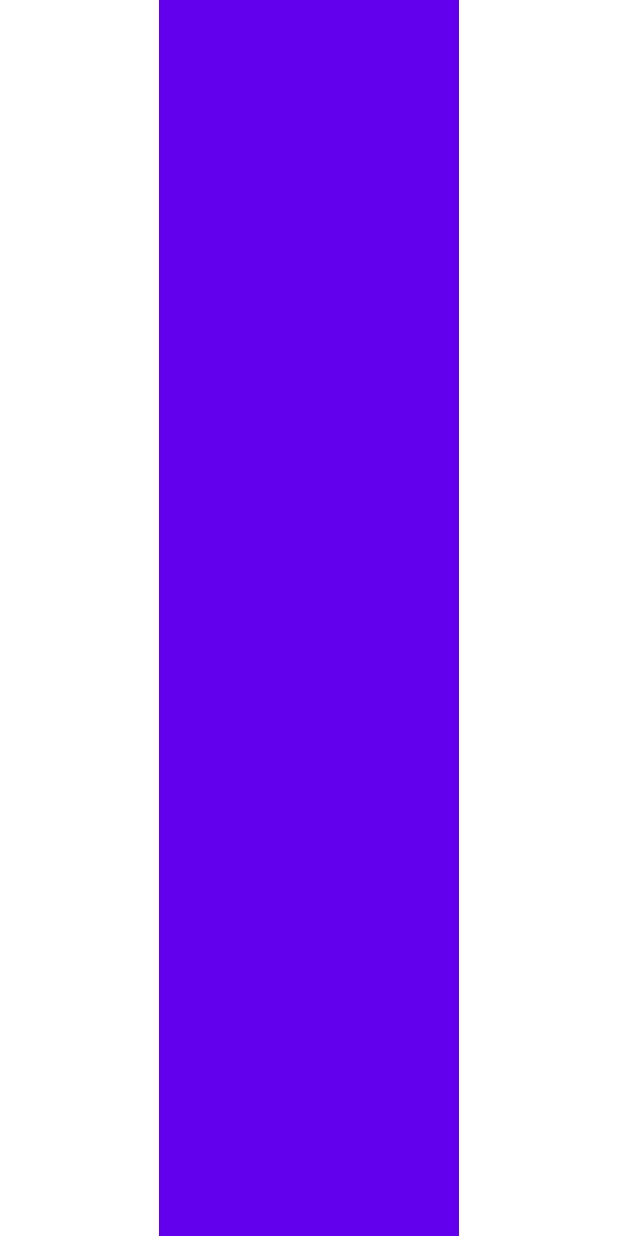
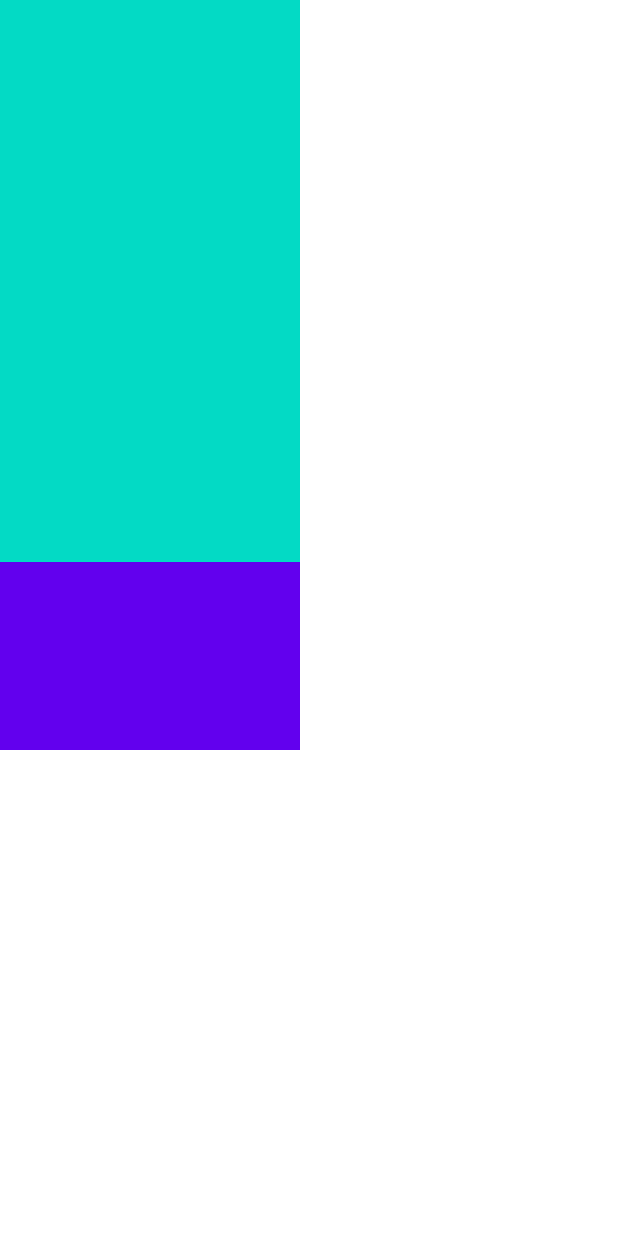
Before and after one commit to not4YU5H/SampleComposeApp, an Android app built with Jetpack Compose: the @Preview function DefaultPreview, on a phone screen of 412 x 824 dp. Run offline under Robolectric (Android 15) with nearby library versions, the phone set to English and light mode, and no system bars.

Commit message:
Implemented till Rows and Columns

```diff
--- a/app/src/main/java/com/example/samplecomposeapp/MainActivity.kt
+++ b/app/src/main/java/com/example/samplecomposeapp/MainActivity.kt
@@ -3,6 +3,7 @@ package com.example.samplecomposeapp
 import android.os.Bundle
 import androidx.activity.ComponentActivity
 import androidx.activity.compose.setContent
+import androidx.compose.foundation.background
 import androidx.compose.foundation.layout.*
 import androidx.compose.material.MaterialTheme
 import androidx.compose.material.Surface
@@ -10,6 +11,7 @@ import androidx.compose.material.Text
 import androidx.compose.runtime.Composable
 import androidx.compose.ui.Alignment
 import androidx.compose.ui.Modifier
+import androidx.compose.ui.graphics.Color
 import androidx.compose.ui.tooling.preview.Preview
 import androidx.compose.ui.unit.dp
 import com.example.samplecomposeapp.ui.theme.SampleComposeAppTheme
@@ -21,33 +23,37 @@ class MainActivity : ComponentActivity() {
         setContent {
             SampleComposeAppTheme {
                 // A surface container using the 'background' color from the theme
-                Surface(
-                    modifier = Modifier.fillMaxSize(),
-                    color = MaterialTheme.colors.background
-                )
+                Surface(color = MaterialTheme.colors.background)
                 {
-
+                    Column (modifier = Modifier.height(500.dp)
+                        .background(Color.LightGray),
+                        horizontalAlignment = Alignment.CenterHorizontally){
+                        CustomItem(weight = 3f, color = MaterialTheme.colors.secondary)
+                        CustomItem(weight = 1f)
+                    }
                 }
             }
         }
     }
 }
 
+@Composable
+fun ColumnScope.CustomItem(weight: Float, color: Color = MaterialTheme.colors.primary) {
+    Surface(modifier = Modifier
+        .width(200.dp)
+        .weight(weight),
+        color = color
+    ) { }
+}
+
 @Preview(showBackground = true)
 @Composable
 fun DefaultPreview() {
     SampleComposeAppTheme {
-        Column (modifier = Modifier.fillMaxSize(),
+        Column (modifier = Modifier.height(500.dp),
         horizontalAlignment = Alignment.CenterHorizontally){
-            Surface(modifier = Modifier
-                .width(200.dp)
-                .weight(3f),
-                color = MaterialTheme.colors.primary) { }
-            Surface(modifier = Modifier
-                .width(200.dp)
-                .weight(1f),
-                color = MaterialTheme.colors.primary) { }
-
+            CustomItem(weight = 3f, color = MaterialTheme.colors.secondary)
+            CustomItem(weight = 1f)
         }
     }
 }
```
